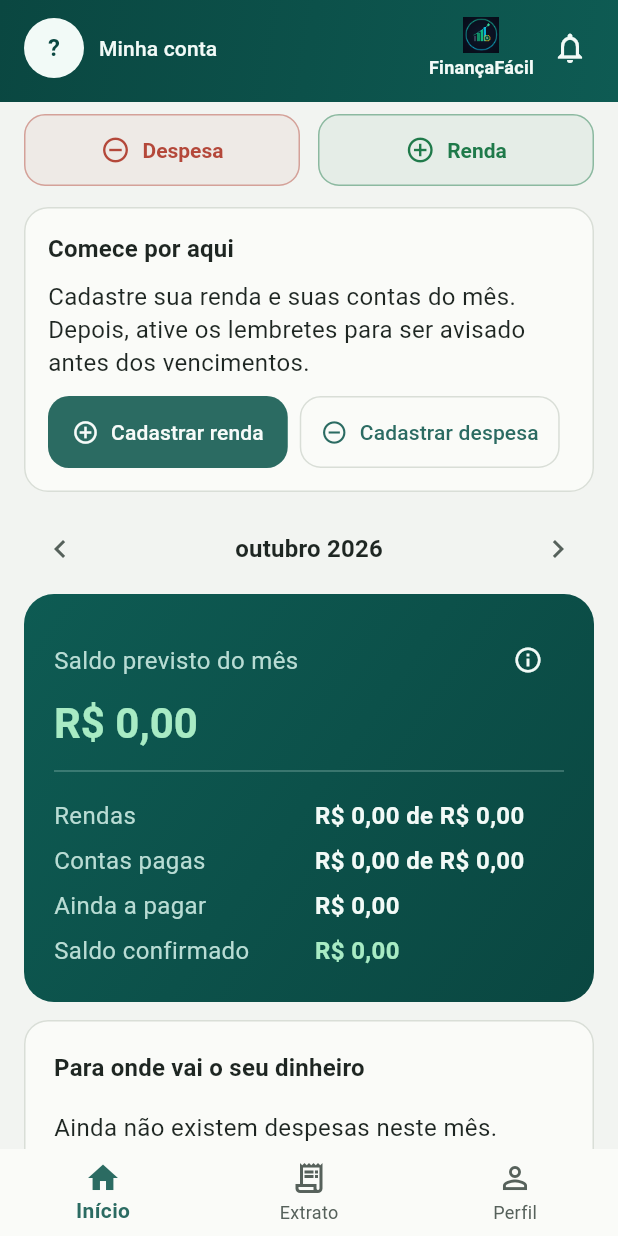
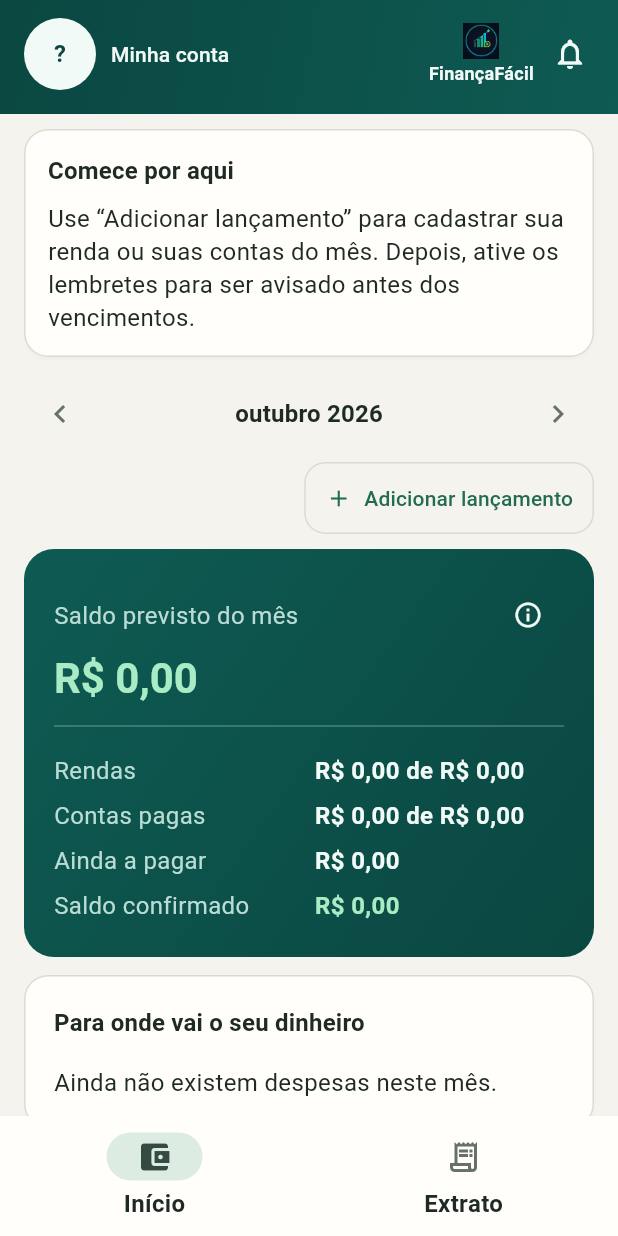
Before and after one commit to pietrocosentino/FinancaFacil, a Flutter app: the MainLayout screen opened directly, on a phone screen of 412 x 824 dp. Run offline on Flutter 3.47's test engine with Material 3 defaults, Android fonts, the phone set to English and light mode, and no system bars; our stand-ins replace app_links, file_picker, flutter_local_notifications, flutter_timezone, image_picker, shared_preferences and 2 more; accounts and stored records are empty.

Commit message:
muitos commits

```diff
--- a/flutter_project/lib/core/theme/app_theme.dart
+++ b/flutter_project/lib/core/theme/app_theme.dart
@@ -2,9 +2,8 @@ import 'package:flutter/material.dart';
 
 /// Tons de uma das aparências do app.
 ///
-/// A paleta própria foi pensada para uso prolongado: sem branco nem preto
-/// puros, verde-azulado de baixa saturação como cor principal e texto com
-/// contraste confortável (acima de 4,5:1, sem o brilho máximo de 21:1).
+/// Paleta financeira com verde como cor de ação, neutros quentes e acento
+/// dourado discreto. O cartão de saldo previsto usa [AppColors] separado.
 @immutable
 class AppPalette {
   const AppPalette({
@@ -37,37 +36,37 @@ class AppPalette {
   final Color tertiary;
   final Color error;
 
-  /// Claro: papel levemente acinzentado, cartões um tom acima e verde-azulado.
+  /// Claro: fundo quente, superfícies claras e verde financeiro.
   static const light = AppPalette(
     brightness: Brightness.light,
-    background: Color(0xFFF2F4F1),
-    surface: Color(0xFFFAFBF8),
-    surfaceRaised: Color(0xFFE8ECE7),
-    border: Color(0xFFD9DED7),
-    text: Color(0xFF1E2622),
-    textMuted: Color(0xFF56615B),
-    primary: Color(0xFF2B6B62),
-    onPrimary: Color(0xFFF7FBF9),
-    primarySoft: Color(0xFFD3E7E1),
-    secondary: Color(0xFF52627F),
-    tertiary: Color(0xFF8A6526),
+    background: Color(0xFFF5F3ED),
+    surface: Color(0xFFFFFEFA),
+    surfaceRaised: Color(0xFFECE9DF),
+    border: Color(0xFFDEDACF),
+    text: Color(0xFF202A25),
+    textMuted: Color(0xFF66716A),
+    primary: Color(0xFF236B52),
+    onPrimary: Color(0xFFF7FBF8),
+    primarySoft: Color(0xFFDCECE2),
+    secondary: Color(0xFF52687A),
+    tertiary: Color(0xFF96713B),
     error: Color(0xFFAF3A33),
   );
 
-  /// Escuro: grafite esverdeado (não preto) e texto cinza-claro (não branco).
+  /// Escuro: carvão esverdeado com verde claro para manter contraste.
   static const dark = AppPalette(
     brightness: Brightness.dark,
-    background: Color(0xFF131917),
-    surface: Color(0xFF1B2320),
-    surfaceRaised: Color(0xFF24302B),
-    border: Color(0xFF303D37),
-    text: Color(0xFFE1E7E3),
-    textMuted: Color(0xFFA3AFA8),
-    primary: Color(0xFF86CBBB),
-    onPrimary: Color(0xFF0F2924),
-    primarySoft: Color(0xFF244640),
-    secondary: Color(0xFFAEBBD6),
-    tertiary: Color(0xFFE2C27E),
+    background: Color(0xFF111A16),
+    surface: Color(0xFF1B2721),
+    surfaceRaised: Color(0xFF29372F),
+    border: Color(0xFF3A4A40),
+    text: Color(0xFFEEF2EB),
+    textMuted: Color(0xFFA9B6AB),
+    primary: Color(0xFF80C99F),
+    onPrimary: Color(0xFF14261D),
+    primarySoft: Color(0xFF294638),
+    secondary: Color(0xFFAEC1D0),
+    tertiary: Color(0xFFD5B477),
     error: Color(0xFFEFA39C),
   );
 }
@@ -139,7 +138,8 @@ class AppTheme {
       cardTheme: CardThemeData(
         color: palette.surface,
         surfaceTintColor: Colors.transparent,
-        elevation: 0,
+        elevation: 1,
+        shadowColor: palette.text.withValues(alpha: dark ? 0.12 : 0.05),
         margin: const EdgeInsets.symmetric(vertical: 6),
         shape: RoundedRectangleBorder(
           borderRadius: BorderRadius.circular(16),
@@ -171,19 +171,14 @@ class AppTheme {
         selectedColor: palette.primarySoft,
         side: BorderSide(color: palette.border),
       ),
-      bottomNavigationBarTheme: BottomNavigationBarThemeData(
-        backgroundColor: palette.surface,
-        selectedItemColor: palette.primary,
-        unselectedItemColor: palette.textMuted,
-        showUnselectedLabels: true,
-        type: BottomNavigationBarType.fixed,
-        selectedLabelStyle: const TextStyle(fontWeight: FontWeight.w600),
-        elevation: 0,
-      ),
       navigationBarTheme: NavigationBarThemeData(
         backgroundColor: palette.surface,
         surfaceTintColor: Colors.transparent,
         indicatorColor: palette.primarySoft,
+        elevation: 0,
+        labelTextStyle: WidgetStatePropertyAll(
+          textTheme.labelMedium?.copyWith(fontWeight: FontWeight.w600),
+        ),
       ),
       inputDecorationTheme: InputDecorationTheme(
         filled: true,
--- a/flutter_project/lib/features/dashboard/presentation/screens/dashboard_screen.dart
+++ b/flutter_project/lib/features/dashboard/presentation/screens/dashboard_screen.dart
@@ -21,7 +21,6 @@ class DashboardScreen extends StatefulWidget {
     required this.repository,
     this.onNavigateToNotifications,
     this.onAdd,
-    this.onOpenStatement,
     this.reminders,
   });
   final FinanceRepository repository;
@@ -29,7 +28,6 @@ class DashboardScreen extends StatefulWidget {
 
   /// Abre o cadastro de despesa ou de renda; sem ele os botões não aparecem.
   final ValueChanged<AddChoice>? onAdd;
-  final VoidCallback? onOpenStatement;
   final ReminderService? reminders;
   @override
   State<DashboardScreen> createState() => _DashboardScreenState();
@@ -189,27 +187,8 @@ class _DashboardScreenState extends State<DashboardScreen> {
           ),
           const SizedBox(height: 8),
           const Text(
-            'Cadastre sua renda e suas contas do mês. Depois, ative os lembretes para ser avisado antes dos vencimentos.',
+            'Use “Adicionar lançamento” para cadastrar sua renda ou suas contas do mês. Depois, ative os lembretes para ser avisado antes dos vencimentos.',
           ),
-          if (widget.onAdd != null) ...[
-            const SizedBox(height: 12),
-            Wrap(
-              spacing: 8,
-              runSpacing: 8,
-              children: [
-                FilledButton.icon(
-                  onPressed: () => widget.onAdd!(AddChoice.income),
-                  icon: const Icon(Icons.add_circle_outline),
-                  label: const Text('Cadastrar renda'),
-                ),
-                OutlinedButton.icon(
-                  onPressed: () => widget.onAdd!(AddChoice.expense),
-                  icon: const Icon(Icons.remove_circle_outline),
-                  label: const Text('Cadastrar despesa'),
-                ),
-              ],
-            ),
-          ],
         ],
       ),
     ),
@@ -218,15 +197,9 @@ class _DashboardScreenState extends State<DashboardScreen> {
   @override
   Widget build(BuildContext context) => Scaffold(
     body: SafeArea(
-      child: Column(
-        children: [
-          // Fixa no topo, acima do saldo: não rola com a lista.
-          if (widget.onAdd != null) QuickAddBar(onAdd: widget.onAdd!),
-          Expanded(child: _content()),
-        ],
+        child: _content(),
       ),
-    ),
-  );
+    );
 
   Widget _content() => AsyncPanel<List<FinanceEntry>>(
     future: _future,
@@ -251,6 +224,7 @@ class _DashboardScreenState extends State<DashboardScreen> {
               ..._attention(pendingBills(entries, DateTime.now())),
             const SizedBox(height: 8),
             _monthNavigation(),
+            if (widget.onAdd != null) QuickAddBar(onAdd: widget.onAdd!),
             _MonthSummaryCard(summary: summary),
             if (summary.expenses > 0 || previous.expenses > 0)
               Padding(
@@ -261,12 +235,6 @@ class _DashboardScreenState extends State<DashboardScreen> {
                 ),
               ),
             _CategoriesCard(summary: summary),
-            if (widget.onOpenStatement != null && !empty)
-              TextButton.icon(
-                onPressed: widget.onOpenStatement,
-                icon: const Icon(Icons.receipt_long_outlined),
-                label: const Text('Ver lançamentos no Extrato'),
-              ),
           ],
         ),
       );
--- a/flutter_project/lib/features/profile/presentation/screens/profile_screen.dart
+++ b/flutter_project/lib/features/profile/presentation/screens/profile_screen.dart
@@ -1,4 +1,4 @@
-animport 'dart:typed_data';
+import 'dart:typed_data';
 
 import 'package:flutter/material.dart';
 
--- a/flutter_project/lib/features/profile/presentation/widgets/profile_identity.dart
+++ b/flutter_project/lib/features/profile/presentation/widgets/profile_identity.dart
@@ -11,33 +11,38 @@ class ProfileIdentity extends StatelessWidget {
     listenable: controller,
     builder: (_, __) {
       final data = controller.profile;
-      return Semantics(
+      return Padding(
+        padding: const EdgeInsets.symmetric(vertical: 6),
+        child: Row(
+          children: [
+            Tooltip(
+              message: 'Abrir perfil',
+              child: Semantics(
                 button: onTap != null,
                 label: 'Abrir perfil',
                 child: InkWell(
                   onTap: onTap,
-          borderRadius: BorderRadius.circular(12),
-          child: Padding(
-            padding: const EdgeInsets.symmetric(vertical: 6),
-            child: Row(
-              children: [
-                CircleAvatar(
-                  radius: 20,
-                  backgroundColor: Theme.of(context)
-                      .colorScheme
-                      .primaryContainer,
+                  customBorder: const CircleBorder(),
+                  child: CircleAvatar(
+                    radius: 24,
+                    backgroundColor: Theme.of(
+                      context,
+                    ).colorScheme.primaryContainer,
                     child: controller.photo == null
                         ? Text(data?.initials ?? '?')
                         : ClipOval(
                             child: Image.memory(
                               controller.photo!,
-                            width: 40,
-                            height: 40,
-                            cacheWidth: 80,
-                            cacheHeight: 80,
+                              width: 48,
+                              height: 48,
+                              cacheWidth: 96,
+                              cacheHeight: 96,
                               fit: BoxFit.cover,
                               errorBuilder: (_, __, ___) =>
                                   Text(data?.initials ?? '?'),
+                            ),
+                          ),
+                  ),
                 ),
               ),
             ),
@@ -52,8 +57,6 @@ class ProfileIdentity extends StatelessWidget {
             ),
           ],
         ),
-          ),
-        ),
       );
     },
   );
--- a/flutter_project/lib/features/transactions/presentation/screens/add_choice_sheet.dart
+++ b/flutter_project/lib/features/transactions/presentation/screens/add_choice_sheet.dart
@@ -1,56 +1,58 @@
 import 'package:flutter/material.dart';
-
-import '../../../../core/theme/app_theme.dart';
 
 enum AddChoice { expense, income, spreadsheet }
 
-/// Barra discreta fixa no topo do Início e do Extrato: despesa e renda
-/// separadas, cada uma abrindo o próprio formulário, sem menu intermediário.
+/// Ação compacta do Início que mantém os tipos de lançamento agrupados.
 class QuickAddBar extends StatelessWidget {
   const QuickAddBar({super.key, required this.onAdd});
   final ValueChanged<AddChoice> onAdd;
 
   @override
   Widget build(BuildContext context) {
-    final colors = AppColors.of(context);
-    Widget button(AddChoice choice, String label, IconData icon, Color color) =>
-        Expanded(
-          child: Tooltip(
-            message: choice == AddChoice.income
-                ? 'Adicionar renda'
-                : 'Adicionar despesa',
+    return Align(
+      alignment: Alignment.centerRight,
+      child: Padding(
+        padding: const EdgeInsets.only(top: 8, bottom: 4),
         child: OutlinedButton.icon(
-              style: OutlinedButton.styleFrom(
-                foregroundColor: color,
-                side: BorderSide(color: color.withValues(alpha: 0.45)),
-                backgroundColor: color.withValues(alpha: 0.06),
-                textStyle: const TextStyle(fontWeight: FontWeight.w600),
-              ),
-              onPressed: () => onAdd(choice),
-              icon: Icon(icon, size: 20),
-              label: Text(label),
+          onPressed: () => _showChoices(context),
+          icon: const Icon(Icons.add),
+          label: const Text('Adicionar lançamento'),
         ),
       ),
     );
-    return Padding(
-      padding: const EdgeInsets.fromLTRB(16, 8, 16, 4),
-      child: Row(
+  }
+
+  Future<void> _showChoices(BuildContext context) async {
+    final choice = await showModalBottomSheet<AddChoice>(
+      context: context,
+      showDragHandle: true,
+      builder: (context) => SafeArea(
+        child: Column(
+          mainAxisSize: MainAxisSize.min,
+          crossAxisAlignment: CrossAxisAlignment.stretch,
           children: [
-          button(
-            AddChoice.expense,
-            'Despesa',
-            Icons.remove_circle_outline,
-            colors.expense,
+            Padding(
+              padding: const EdgeInsets.fromLTRB(24, 8, 24, 12),
+              child: Text(
+                'Novo lançamento',
+                style: Theme.of(context).textTheme.titleLarge,
               ),
-          const SizedBox(width: 12),
-          button(
-            AddChoice.income,
-            'Renda',
-            Icons.add_circle_outline,
-            colors.income,
             ),
+            ListTile(
+              leading: const Icon(Icons.remove_circle_outline),
+              title: const Text('Despesa ou conta'),
+              onTap: () => Navigator.pop(context, AddChoice.expense),
+            ),
+            ListTile(
+              leading: const Icon(Icons.add_circle_outline),
+              title: const Text('Renda'),
+              onTap: () => Navigator.pop(context, AddChoice.income),
+            ),
+            const SizedBox(height: 12),
           ],
         ),
+      ),
     );
+    if (choice != null) onAdd(choice);
   }
 }
--- a/flutter_project/lib/shared/widgets/main_header.dart
+++ b/flutter_project/lib/shared/widgets/main_header.dart
@@ -1,3 +1,4 @@
+
 import 'package:flutter/material.dart';
 import 'package:flutter/services.dart';
 
@@ -51,7 +52,7 @@ class BrandBar extends StatelessWidget {
   }
 }
 
-/// Cabeçalho fixo: identidade do usuário, marca e sino com as pendências.
+/// Cabeçalho fixo: foto do usuário, marca e sino com as pendências.
 class MainHeader extends StatelessWidget {
   const MainHeader({
     super.key,
--- a/flutter_project/lib/shared/widgets/main_layout.dart
+++ b/flutter_project/lib/shared/widgets/main_layout.dart
@@ -1,3 +1,4 @@
+
 import 'package:flutter/material.dart';
 
 import '../../core/services/app_services.dart';
@@ -55,7 +56,6 @@ class _MainLayoutState extends State<MainLayout> with WidgetsBindingObserver {
 
   static const _homeTab = 0;
   static const _statementTab = 1;
-  static const _profileTab = 2;
 
   late final FinanceRepository _finance;
   late final ProfileController _profile;
@@ -65,6 +65,7 @@ class _MainLayoutState extends State<MainLayout> with WidgetsBindingObserver {
   final _addKey = GlobalKey<AddTransactionScreenState>();
   final _tab = ValueNotifier<int>(_homeTab);
   final _choosing = SingleFlight();
+  final _openingProfile = SingleFlight();
   final _openingNotifications = SingleFlight();
   final _openingForm = SingleFlight();
   late final List<Widget> _screens;
@@ -106,10 +107,8 @@ class _MainLayoutState extends State<MainLayout> with WidgetsBindingObserver {
         reminders: _reminders,
         onNavigateToNotifications: _openNotifications,
         onAdd: _addEntry,
-        onOpenStatement: () => _onTabTapped(_statementTab),
       ),
       TransactionsListScreen(repository: _finance, onAdd: _addEntry),
-      ProfileScreen(controller: _profile),
     ];
   }
 
@@ -191,7 +190,16 @@ class _MainLayoutState extends State<MainLayout> with WidgetsBindingObserver {
     );
   }
 
-  Future<void> _openProfile() => _onTabTapped(_profileTab);
+  Future<void> _openProfile() => _openingProfile.run(() async {
+    final form = _addKey.currentState;
+    if (form != null && !await form.requestLeave()) return;
+    if (!mounted) return;
+    await _navigator.currentState?.push(
+      MaterialPageRoute(
+        builder: (_) => ProfileScreen(controller: _profile),
+      ),
+    );
+  });
 
   void _addEntry(AddChoice choice) => _choosing.run(() async {
     if (!mounted) return;
@@ -280,25 +288,19 @@ class _MainLayoutState extends State<MainLayout> with WidgetsBindingObserver {
           ? null
           : ValueListenableBuilder<int>(
               valueListenable: _tab,
-              builder: (_, index, __) => BottomNavigationBar(
-                type: BottomNavigationBarType.fixed,
-                currentIndex: index,
-                onTap: _onTabTapped,
-                items: const [
-                  BottomNavigationBarItem(
-                    icon: Icon(Icons.home_outlined),
-                    activeIcon: Icon(Icons.home),
+              builder: (_, index, __) => NavigationBar(
+                selectedIndex: index,
+                onDestinationSelected: _onTabTapped,
+                destinations: const [
+                  NavigationDestination(
+                    icon: Icon(Icons.account_balance_wallet_outlined),
+                    selectedIcon: Icon(Icons.account_balance_wallet),
                     label: 'Início',
                   ),
-                  BottomNavigationBarItem(
+                  NavigationDestination(
                     icon: Icon(Icons.receipt_long_outlined),
-                    activeIcon: Icon(Icons.receipt_long),
+                    selectedIcon: Icon(Icons.receipt_long),
                     label: 'Extrato',
-                  ),
-                  BottomNavigationBarItem(
-                    icon: Icon(Icons.person_outline),
-                    activeIcon: Icon(Icons.person),
-                    label: 'Perfil',
                   ),
                 ],
               ),
```
Also changed, not shown: flutter_project/lib/features/auth/presentation/screens/auth_gate.dart (+5 -4 lines), 10 other files. Lines whose indentation alone changed are shown as unchanged.
